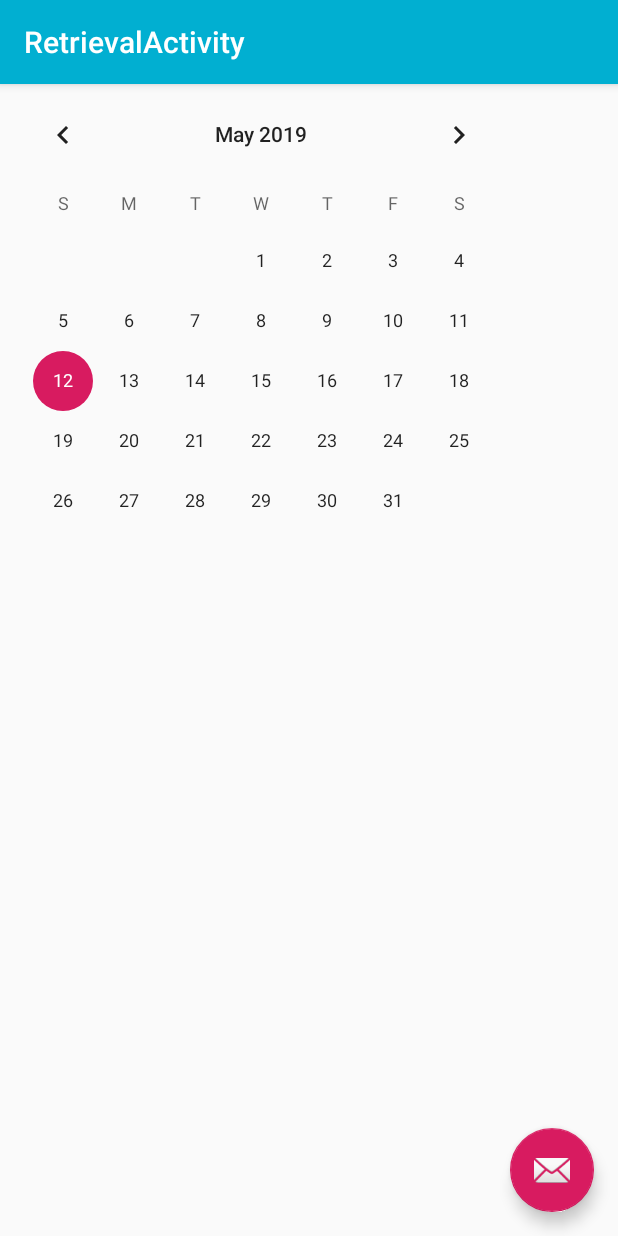
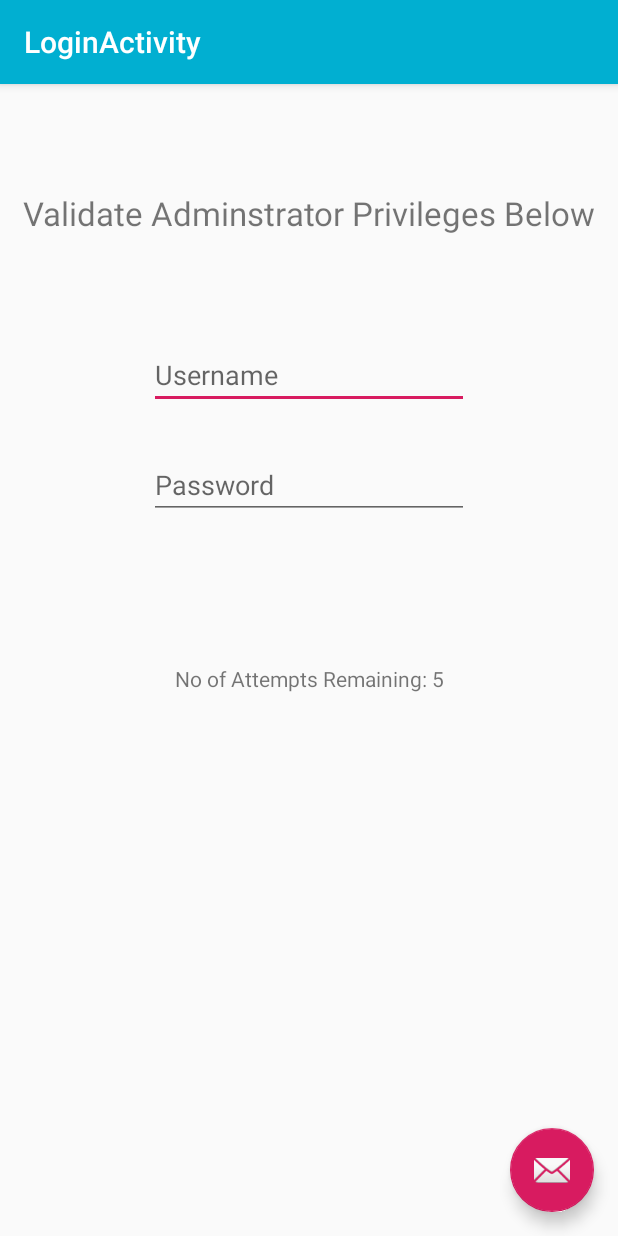
Before and after one commit to leeaidan/BobaOrders, an Android app: the screen it shows after launch (RetrievalActivity before the commit, LoginActivity after it), after a tap on "RETRIEVE ORDERS", on a phone screen of 412 x 824 dp. Run offline under Robolectric (Android 15) with nearby library versions, the phone set to English and light mode, and no system bars.

Commit message:
Added LoginActivity, Snackbar in RetrievalActivity
MainActivity --> LoginActivity --> RetrievalActivity(w/ Snackbar)

```diff
--- a/app/src/main/AndroidManifest.xml
+++ b/app/src/main/AndroidManifest.xml
@@ -10,9 +10,13 @@
         android:supportsRtl="true"
         android:theme="@style/AppTheme">
         <activity
+            android:name=".LoginActivity"
+            android:label="@string/title_activity_login"
+            android:theme="@style/AppTheme.NoActionBar"></activity>
+        <activity
             android:name=".RetrievalActivity"
             android:label="@string/title_activity_retrieval"
-            android:theme="@style/AppTheme.NoActionBar"></activity>
+            android:theme="@style/AppTheme.NoActionBar" />
         <activity android:name=".MainActivity">
             <intent-filter>
                 <action android:name="android.intent.action.MAIN" />
--- /dev/null
+++ b/app/src/main/java/com/example/bobaorders/LoginActivity.java
@@ -0,0 +1,69 @@
+package com.example.bobaorders;
+
+import android.content.Intent;
+import android.os.Bundle;
+
+import com.google.android.material.floatingactionbutton.FloatingActionButton;
+import com.google.android.material.snackbar.Snackbar;
+
+import androidx.appcompat.app.AppCompatActivity;
+import androidx.appcompat.widget.Toolbar;
+
+import android.view.View;
+import android.widget.EditText;
+import android.widget.TextView;
+
+public class LoginActivity extends AppCompatActivity {
+
+    private EditText username;
+    private EditText password;
+    private FloatingActionButton fab;
+    private TextView attempts;
+    private int countTries = 5;
+
+    @Override
+    protected void onCreate(Bundle savedInstanceState) {
+        super.onCreate(savedInstanceState);
+        setContentView(R.layout.activity_login);
+        Toolbar toolbar = findViewById(R.id.toolbar);
+        setSupportActionBar(toolbar);
+
+        fab = findViewById(R.id.fab);
+        fab.setOnClickListener(new View.OnClickListener() {
+            @Override
+            public void onClick(View view) {
+
+                if((validate(username.getText().toString(), password.getText().toString()))) {
+                    Intent goToRetrieval = new Intent(LoginActivity.this
+                            , RetrievalActivity.class);
+                    startActivity(goToRetrieval);
+                    Snackbar.make(view, "Replace with your own action", Snackbar.LENGTH_LONG)
+                            .setAction("Action", null).show();
+                }
+
+            }
+        });
+
+        username = (EditText) findViewById(R.id.txt_Username);
+        password = (EditText) findViewById(R.id.txt_Password);
+        attempts = (TextView) findViewById(R.id.txt_LoginAttempts);
+
+        attempts.setText("No of Attempts Remaining: 5");
+
+    }
+
+    private boolean validate(String userName, String userPassword){
+        if ((userName.equals("Admin") )&& (userPassword.equals("999999"))){
+            return true;
+        } else {
+            countTries--;
+
+            attempts.setText("No of Attempts Remaining: " + String.valueOf(countTries));
+
+            if(countTries == 0){
+                fab.setEnabled(false);
+            }
+            return false;
+        }
+    }
+}
--- a/app/src/main/java/com/example/bobaorders/MainActivity.java
+++ b/app/src/main/java/com/example/bobaorders/MainActivity.java
@@ -27,8 +27,8 @@ public class MainActivity extends AppCompatActivity {
         btnRetrieve.setOnClickListener(new View.OnClickListener() {
             @Override
             public void onClick(View v) {
-                Intent goToRetrievalActivity = new Intent(getApplicationContext(), RetrievalActivity.class);
-                startActivity(goToRetrievalActivity);
+                Intent goToLoginActivity = new Intent(getApplicationContext(), LoginActivity.class);
+                startActivity(goToLoginActivity);
             }
         });
 
--- a/app/src/main/java/com/example/bobaorders/RetrievalActivity.java
+++ b/app/src/main/java/com/example/bobaorders/RetrievalActivity.java
@@ -15,9 +15,14 @@ public class RetrievalActivity extends AppCompatActivity {
     @Override
     protected void onCreate(Bundle savedInstanceState) {
         super.onCreate(savedInstanceState);
+
         setContentView(R.layout.activity_retrieval);
         Toolbar toolbar = findViewById(R.id.toolbar);
         setSupportActionBar(toolbar);
+
+        Snackbar loginSuccess = Snackbar.make(findViewById(R.id.loginSuccess), "Login Successful", Snackbar.LENGTH_LONG);
+        loginSuccess.show();
+
 
         FloatingActionButton fab = findViewById(R.id.fab);
         fab.setOnClickListener(new View.OnClickListener() {
--- /dev/null
+++ b/app/src/main/res/layout/activity_login.xml
@@ -0,0 +1,33 @@
+<?xml version="1.0" encoding="utf-8"?>
+<androidx.coordinatorlayout.widget.CoordinatorLayout xmlns:android="http://schemas.android.com/apk/res/android"
+    xmlns:app="http://schemas.android.com/apk/res-auto"
+    xmlns:tools="http://schemas.android.com/tools"
+    android:layout_width="match_parent"
+    android:layout_height="match_parent"
+    tools:context=".LoginActivity">
+
+    <com.google.android.material.appbar.AppBarLayout
+        android:layout_width="match_parent"
+        android:layout_height="wrap_content"
+        android:theme="@style/AppTheme.AppBarOverlay">
+
+        <androidx.appcompat.widget.Toolbar
+            android:id="@+id/toolbar"
+            android:layout_width="match_parent"
+            android:layout_height="?attr/actionBarSize"
+            android:background="?attr/colorPrimary"
+            app:popupTheme="@style/AppTheme.PopupOverlay" />
+
+    </com.google.android.material.appbar.AppBarLayout>
+
+    <include layout="@layout/content_login" />
+
+    <com.google.android.material.floatingactionbutton.FloatingActionButton
+        android:id="@+id/fab"
+        android:layout_width="wrap_content"
+        android:layout_height="wrap_content"
+        android:layout_gravity="bottom|end"
+        android:layout_margin="@dimen/fab_margin"
+        app:srcCompat="@android:drawable/ic_dialog_email" />
+
+</androidx.coordinatorlayout.widget.CoordinatorLayout>
--- /dev/null
+++ b/app/src/main/res/layout/content_login.xml
@@ -0,0 +1,82 @@
+<?xml version="1.0" encoding="utf-8"?>
+<androidx.constraintlayout.widget.ConstraintLayout xmlns:android="http://schemas.android.com/apk/res/android"
+    xmlns:app="http://schemas.android.com/apk/res-auto"
+    xmlns:tools="http://schemas.android.com/tools"
+    android:layout_width="match_parent"
+    android:layout_height="match_parent"
+    app:layout_behavior="@string/appbar_scrolling_view_behavior"
+    tools:context=".LoginActivity"
+    tools:showIn="@layout/activity_login">
+
+    <EditText
+        android:id="@+id/txt_Username"
+        android:layout_width="wrap_content"
+        android:layout_height="wrap_content"
+        android:layout_marginStart="8dp"
+        android:layout_marginLeft="8dp"
+        android:layout_marginTop="8dp"
+        android:layout_marginEnd="8dp"
+        android:layout_marginRight="8dp"
+        android:layout_marginBottom="8dp"
+        android:ems="10"
+        android:hint="Username"
+        android:inputType="textPersonName"
+        app:layout_constraintBottom_toBottomOf="parent"
+        app:layout_constraintEnd_toEndOf="parent"
+        app:layout_constraintStart_toStartOf="parent"
+        app:layout_constraintTop_toTopOf="parent"
+        app:layout_constraintVertical_bias="0.231" />
+
+    <EditText
+        android:id="@+id/txt_Password"
+        android:layout_width="wrap_content"
+        android:layout_height="wrap_content"
+        android:layout_marginStart="8dp"
+        android:layout_marginLeft="8dp"
+        android:layout_marginTop="28dp"
+        android:layout_marginEnd="8dp"
+        android:layout_marginRight="8dp"
+        android:layout_marginBottom="8dp"
+        android:ems="10"
+        android:hint="Password"
+        android:inputType="textPassword"
+        app:layout_constraintBottom_toBottomOf="parent"
+        app:layout_constraintEnd_toEndOf="parent"
+        app:layout_constraintStart_toStartOf="parent"
+        app:layout_constraintTop_toBottomOf="@+id/txt_Username"
+        app:layout_constraintVertical_bias="0.0" />
+
+    <TextView
+        android:id="@+id/textView"
+        android:layout_width="wrap_content"
+        android:layout_height="wrap_content"
+        android:layout_marginStart="8dp"
+        android:layout_marginLeft="8dp"
+        android:layout_marginTop="8dp"
+        android:textSize="22dp"
+        android:layout_marginEnd="8dp"
+        android:layout_marginRight="8dp"
+        android:layout_marginBottom="8dp"
+        android:text="Validate Adminstrator Privileges Below"
+        app:layout_constraintBottom_toTopOf="@+id/txt_Username"
+        app:layout_constraintEnd_toEndOf="parent"
+        app:layout_constraintStart_toStartOf="parent"
+        app:layout_constraintTop_toTopOf="parent" />
+
+    <TextView
+        android:id="@+id/txt_LoginAttempts"
+        android:layout_width="wrap_content"
+        android:layout_height="wrap_content"
+        android:layout_marginStart="8dp"
+        android:layout_marginLeft="8dp"
+        android:layout_marginTop="8dp"
+        android:layout_marginEnd="8dp"
+        android:layout_marginRight="8dp"
+        android:layout_marginBottom="8dp"
+        android:text="TextView"
+        app:layout_constraintBottom_toBottomOf="parent"
+        app:layout_constraintEnd_toEndOf="parent"
+        app:layout_constraintStart_toStartOf="parent"
+        app:layout_constraintTop_toBottomOf="@+id/txt_Password"
+        app:layout_constraintVertical_bias="0.19999999" />
+</androidx.constraintlayout.widget.ConstraintLayout>
--- a/app/src/main/res/layout/content_retrieval.xml
+++ b/app/src/main/res/layout/content_retrieval.xml
@@ -14,4 +14,18 @@
         android:layout_height="wrap_content"
         tools:layout_editor_absoluteX="30dp"
         tools:layout_editor_absoluteY="53dp" />
+
+    <LinearLayout
+        android:id="@+id/loginSuccess"
+        android:layout_width="395dp"
+        android:layout_height="268dp"
+        android:layout_marginStart="8dp"
+        android:layout_marginLeft="8dp"
+        android:layout_marginEnd="8dp"
+        android:layout_marginRight="8dp"
+        android:layout_marginBottom="8dp"
+        android:orientation="horizontal"
+        app:layout_constraintBottom_toBottomOf="parent"
+        app:layout_constraintEnd_toEndOf="parent"
+        app:layout_constraintStart_toStartOf="parent"></LinearLayout>
 </androidx.constraintlayout.widget.ConstraintLayout>
--- a/app/src/main/res/values/strings.xml
+++ b/app/src/main/res/values/strings.xml
@@ -1,4 +1,5 @@
 <resources>
     <string name="app_name">BobaOrders</string>
     <string name="title_activity_retrieval">RetrievalActivity</string>
+    <string name="title_activity_login">LoginActivity</string>
 </resources>
```
